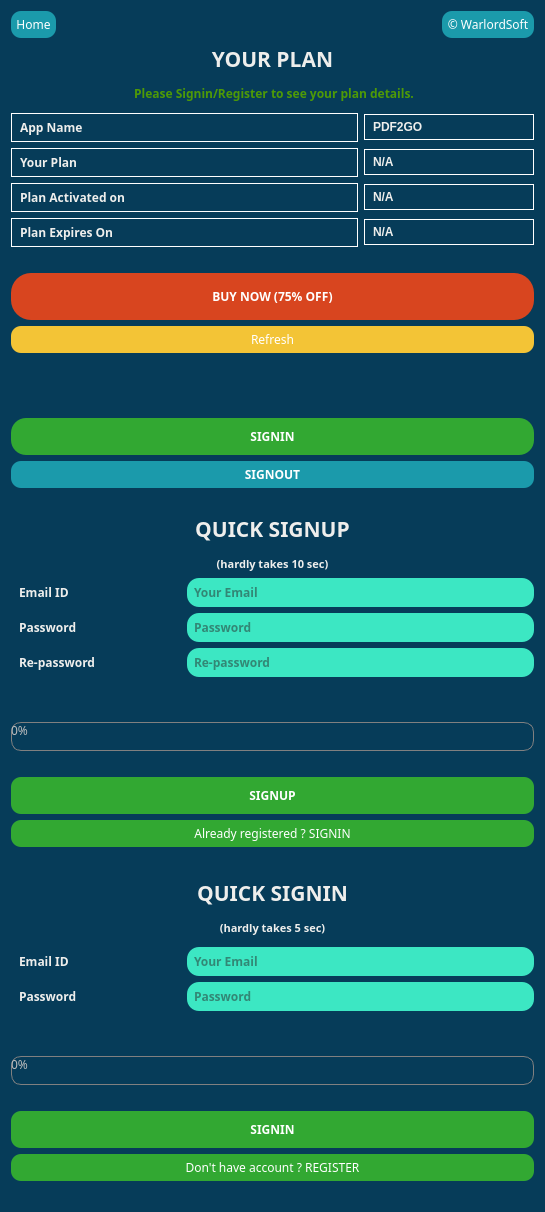
Above: login.ui from rishabh3354/SPEEDX before the change. Below: the same form after it.
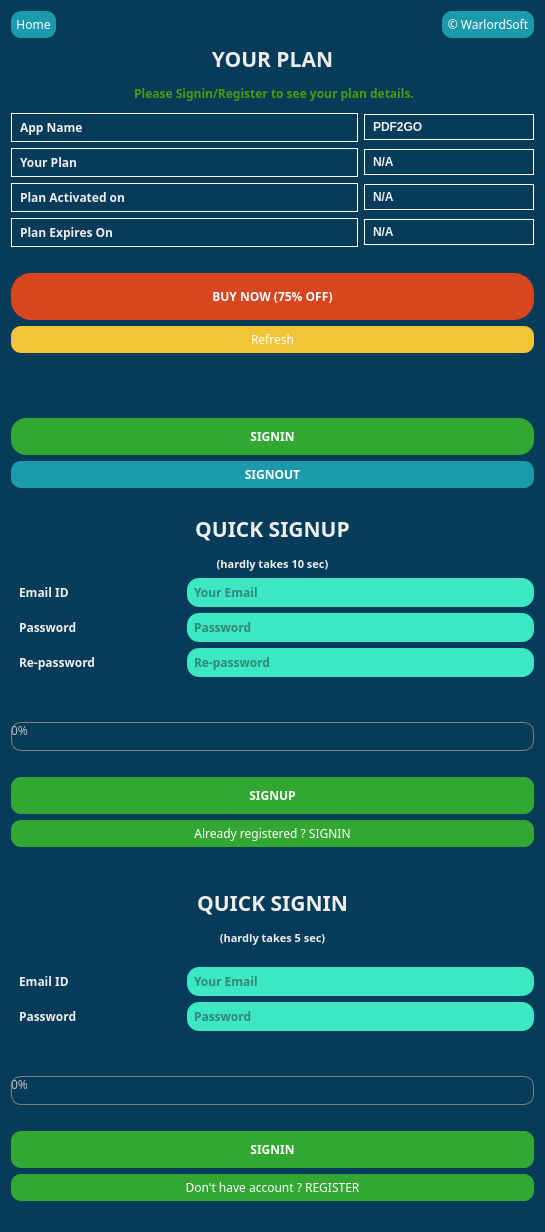
That is the form after the change.

What changed in the file:
```diff
--- a/login.ui
+++ b/login.ui
@@ -7,7 +7,7 @@
     <x>0</x>
     <y>0</y>
     <width>545</width>
-    <height>1212</height>
+    <height>1232</height>
    </rect>
   </property>
   <property name="font">
```
Left out of the diff: 510 changed lines with no effect on the pictures.
